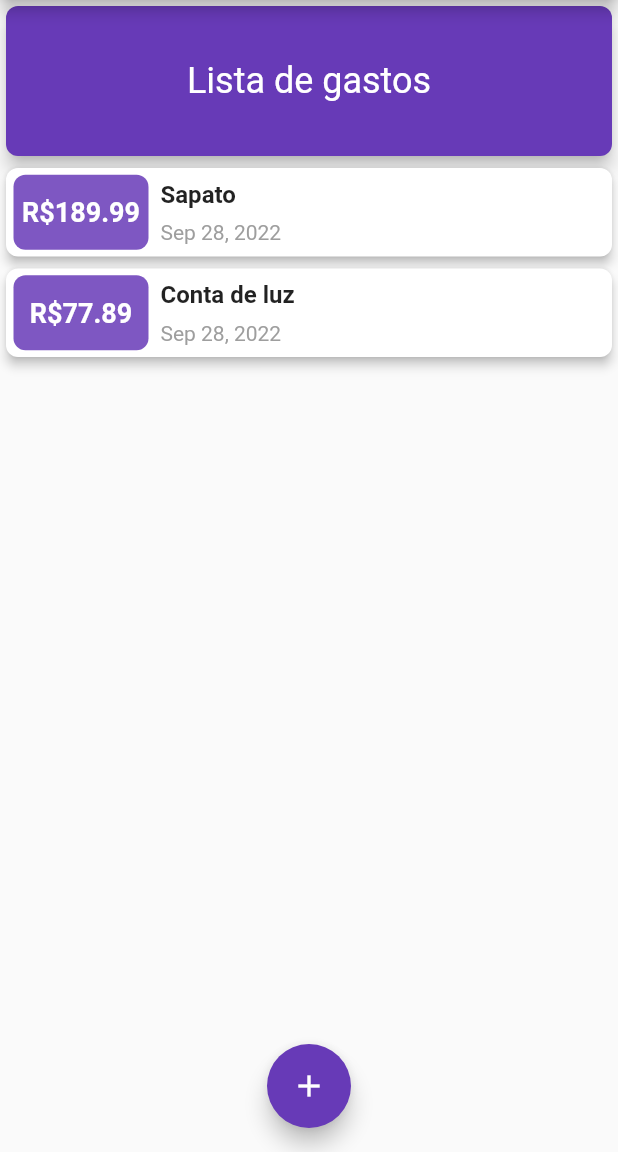
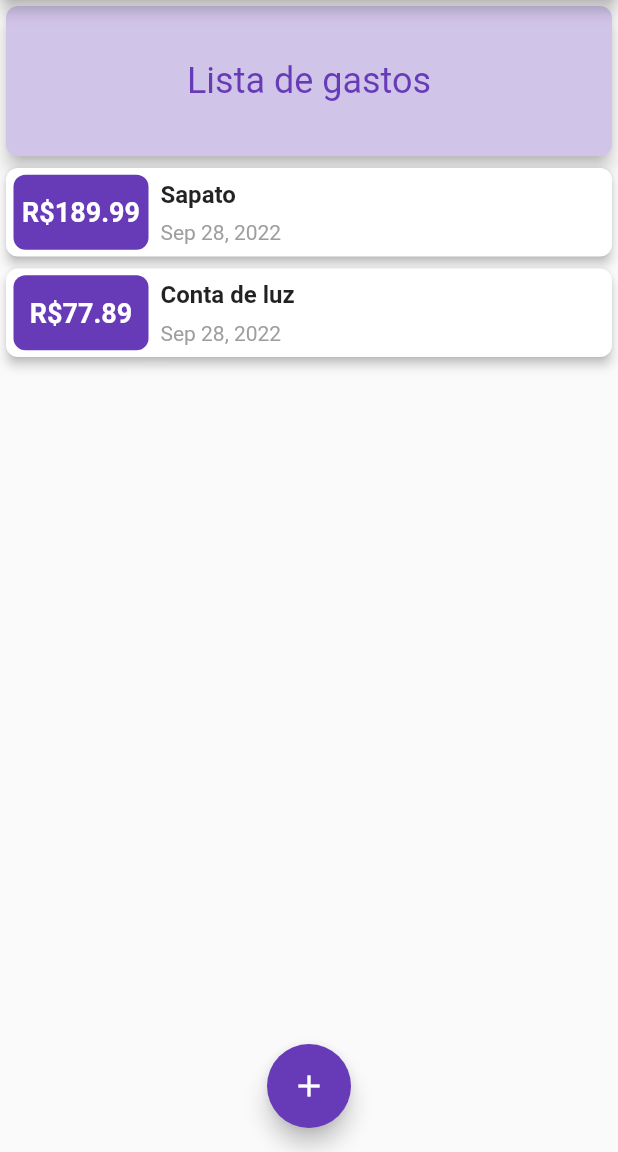
Before and after one commit to silveiraluisf/projeto_flutter_treino_gerenciador_gastos, a Flutter app: the screen it shows after launch, on a phone screen of 412 x 824 dp, the part 84-1236 px from its top. Run offline on Flutter 3.47's test engine with Material 2 defaults, Android fonts, the phone set to English and light mode, and no system bars.

Commit message:
primeiras configurações de theme aplicadas

```diff
--- a/lib/components/transactions_chart.dart
+++ b/lib/components/transactions_chart.dart
@@ -5,20 +5,20 @@ class TransactionsChart extends StatelessWidget {
 
   @override
   Widget build(BuildContext context) {
-    return const SizedBox(
+    return SizedBox(
       width: double.infinity,
       child: Card(
         elevation: 5,
-        shape: RoundedRectangleBorder(
+        shape: const RoundedRectangleBorder(
             borderRadius: BorderRadius.all(Radius.circular(8))),
-        color: Colors.deepPurple,
-        child: SizedBox(
+        color: Theme.of(context).primaryColorLight,
+        child: const SizedBox(
           width: 300,
           height: 100,
           child: Center(
             child: Text(
               'Lista de gastos',
-              style: TextStyle(fontSize: 24, color: Colors.white),
+              style: TextStyle(fontSize: 24, color: Colors.deepPurple),
             ),
           ),
         ),
--- a/lib/components/transactions_list.dart
+++ b/lib/components/transactions_list.dart
@@ -25,7 +25,7 @@ class TransactionsList extends StatelessWidget {
                     margin: const EdgeInsets.only(left: 5),
                     decoration: BoxDecoration(
                       borderRadius: BorderRadius.circular(8),
-                      color: Colors.deepPurple[400],
+                      color: Theme.of(context).primaryColor,
                     ),
                     width: 90,
                     height: 50,
--- a/lib/main.dart
+++ b/lib/main.dart
@@ -10,9 +10,12 @@ class MyApp extends StatelessWidget {
 
   @override
   Widget build(BuildContext context) {
-    return const MaterialApp(
-      title: 'Flutter Demo',
-      home: MyHomePage(),
+    return MaterialApp(
+      title: 'Gerenciador de gastos',
+      theme: ThemeData(
+        primarySwatch: Colors.deepPurple,
+      ),
+      home: const MyHomePage(),
     );
   }
 }
--- a/lib/screens/home.dart
+++ b/lib/screens/home.dart
@@ -48,7 +48,7 @@ class _HomeState extends State<Home> {
   Widget build(BuildContext context) {
     return Scaffold(
       appBar: AppBar(
-        backgroundColor: Colors.deepPurple,
+        // backgroundColor: Colors.deepPurple,
         title: const Text('Gerenciador de gastos'),
         actions: [
           IconButton(
@@ -67,7 +67,7 @@ class _HomeState extends State<Home> {
       floatingActionButtonLocation: FloatingActionButtonLocation.centerFloat,
       floatingActionButton: FloatingActionButton(
         onPressed: () => _startAddNewTransaction(context),
-        backgroundColor: Colors.deepPurple,
+        // backgroundColor: Colors.deepPurple,
         child: const Icon(Icons.add),
       ),
     );
```
